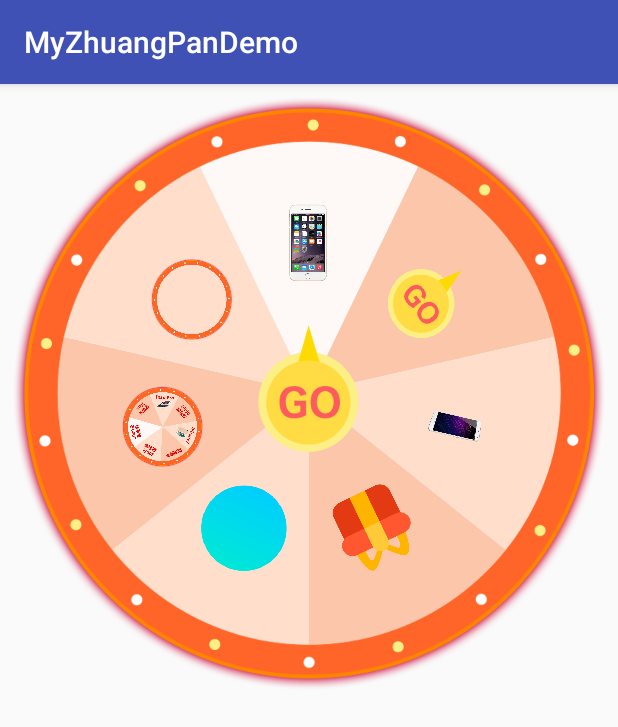
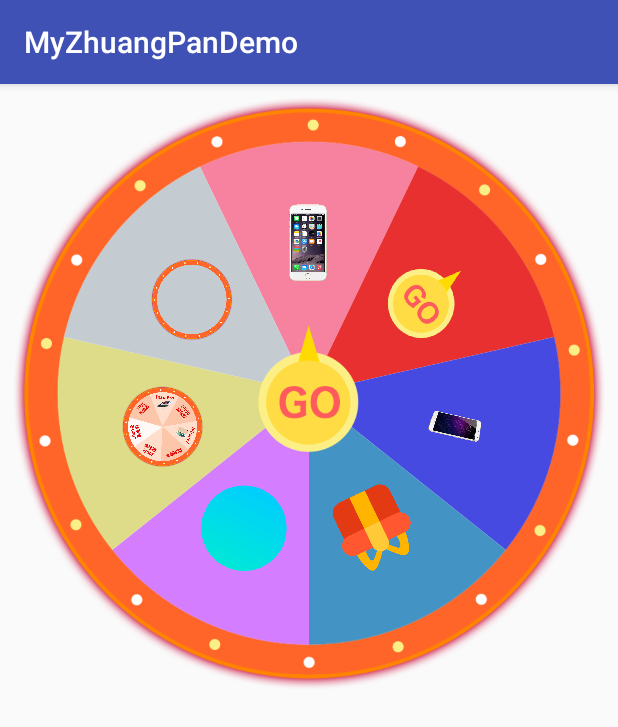
Before and after one commit to zhangyu127/ZhuangPanDemo, an Android app: the screen it shows after launch (MainActivity), on a phone screen of 412 x 824 dp. Shown: the top 727 px of the screen. Run offline under Robolectric (Android 15) with nearby library versions, the phone set to English and light mode, and no system bars.

Commit message:
提交转盘一

```diff
--- a/app/src/main/java/com/keke/a10056/myzhuangpandemo/MainActivity.java
+++ b/app/src/main/java/com/keke/a10056/myzhuangpandemo/MainActivity.java
@@ -98,13 +98,13 @@ public class MainActivity extends AppCompatActivity {
          */
 
         colors = new ArrayList<>();
-        colors.add(Color.parseColor("#fef9f7"));
-        colors.add(Color.parseColor("#fbc6a9"));
-        colors.add(Color.parseColor("#ffdecc"));
-        colors.add(Color.parseColor("#fbc6a9"));
-        colors.add(Color.parseColor("#ffdecc"));
-        colors.add(Color.parseColor("#fbc6a9"));
-        colors.add(Color.parseColor("#ffdecc"));
+        colors.add(Color.parseColor("#F6829F"));
+        colors.add(Color.parseColor("#E83030"));
+        colors.add(Color.parseColor("#464AE1"));
+        colors.add(Color.parseColor("#4394C5"));
+        colors.add(Color.parseColor("#D47EFF"));
+        colors.add(Color.parseColor("#DEDC88"));
+        colors.add(Color.parseColor("#C5CCD1"));
 
 
         mListBitmap = new ArrayList<>();
--- a/app/src/main/java/com/keke/a10056/myzhuangpandemo/view/WheelSurfPanView.java
+++ b/app/src/main/java/com/keke/a10056/myzhuangpandemo/view/WheelSurfPanView.java
@@ -153,7 +153,7 @@ public class WheelSurfPanView extends View {
             TypedArray typedArray = getContext().obtainStyledAttributes(attrs, R.styleable.wheelSurfView);
             try {
                 mVarTime = typedArray.getInteger(R.styleable.wheelSurfView_vartime, 0);
-                mMinTimes = typedArray.getInteger(R.styleable.wheelSurfView_minTimes, 3);
+                mMinTimes = typedArray.getInteger(R.styleable.wheelSurfView_minTimes, 6);
                 mTypeNum = typedArray.getInteger(R.styleable.wheelSurfView_typenum, 0);
                 roundColor = typedArray.getColor(R.styleable.wheelSurfView_RoundProgressBar_roundColor, Color.RED);//圆环的颜色
                 roundWidth = typedArray.getDimension(R.styleable.wheelSurfView_RoundProgressBar_roundWidth, 4);//圆环的宽度
@@ -275,6 +275,7 @@ public class WheelSurfPanView extends View {
             @Override
             public void onAnimationUpdate(ValueAnimator animation) {
                 //将动画的过程态回调给调用者
+
                 if (rotateListener != null)
                     rotateListener.rotating(animation);
             }
--- a/app/src/main/res/layout/dialog_win_layout.xml
+++ b/app/src/main/res/layout/dialog_win_layout.xml
@@ -20,8 +20,8 @@
 
         <ImageView
             android:id="@+id/img_face"
-            android:layout_width="50dp"
-            android:layout_height="50dp"
+            android:layout_width="100dp"
+            android:layout_height="100dp"
           />
     </RelativeLayout>
 
```
